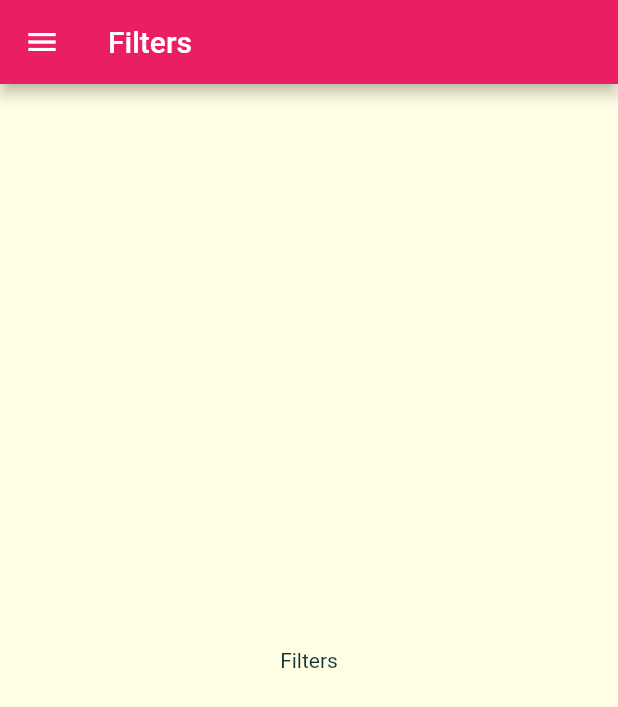
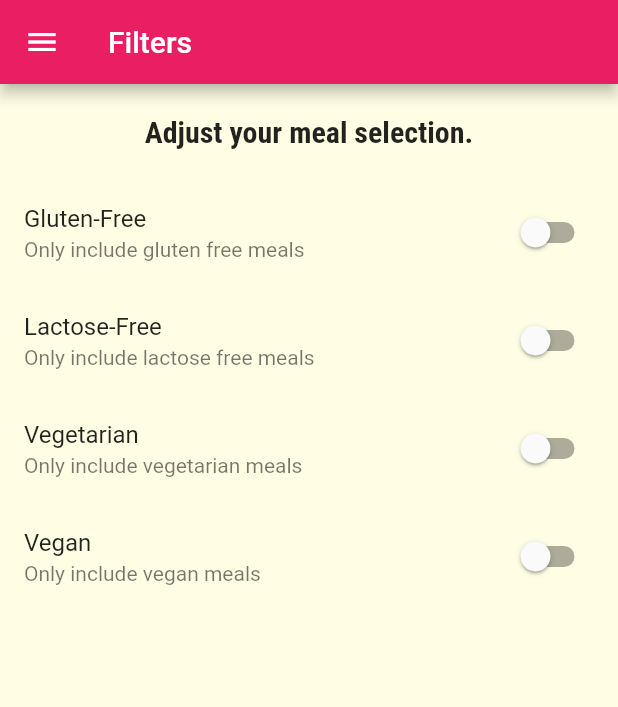
Before and after one commit to nmoragane/meals, a Flutter app: the FiltersScreen screen opened by its route, on a phone screen of 412 x 824 dp. Shown: the top 707 px of the screen. Run offline on Flutter 3.47's test engine with Material 2 defaults, Android fonts, the phone set to English and light mode, and no system bars.

Commit message:
set filters

```diff
--- a/lib/main.dart
+++ b/lib/main.dart
@@ -31,7 +31,7 @@ class MyApp extends StatelessWidget {
       // home: CategoriesScreen(),
       routes: {
         '/': (ctx) => TabScreen(),
-        CategoryMealsScreen.routename: (ctx) => CategoryMealsScreen(),
+        CategoryMealsScreen.routeName: (ctx) => CategoryMealsScreen(),
         MealDetailScreen.routeName: (ctx) => MealDetailScreen(),
         FiltersScreen.routeName: (ctx) => FiltersScreen(),
       },
--- a/lib/screens/filters_screen.dart
+++ b/lib/screens/filters_screen.dart
@@ -1,8 +1,29 @@
 import 'package:flutter/material.dart';
 import 'package:flutter_complete_guide/widgets/main_drawer.dart';
 
-class FiltersScreen extends StatelessWidget {
+class FiltersScreen extends StatefulWidget {
   static const routeName = '/filters';
+
+  @override
+  _FiltersScreenState createState() => _FiltersScreenState();
+}
+
+class _FiltersScreenState extends State<FiltersScreen> {
+  bool _glutenFree = false;
+  bool _vegetarian = false;
+  bool _vegan = false;
+  bool _lactoseFree = false;
+
+  Widget _buildSwitchListTile(String title, String description,
+      bool currentValue, Function updateValue) {
+    return SwitchListTile(
+      value: currentValue,
+      onChanged: updateValue,
+      title: Text(title),
+      subtitle: Text(description),
+    );
+  }
+
   @override
   Widget build(BuildContext context) {
     return Scaffold(
@@ -10,8 +31,62 @@ class FiltersScreen extends StatelessWidget {
         title: Text('Filters'),
       ),
       drawer: MainDrawer(),
-      body: Center(
-        child: Text('Filters'),
+      body: Column(
+        children: [
+          Container(
+            padding: EdgeInsets.all(20.0),
+            child: Text(
+              'Adjust your meal selection.',
+              style: Theme.of(context).textTheme.title,
+            ),
+          ),
+          Expanded(
+            child: ListView(
+              children: [
+                _buildSwitchListTile(
+                  'Gluten-Free',
+                  'Only include gluten free meals',
+                  _glutenFree,
+                  (newValue) {
+                    setState(() {
+                      _glutenFree = newValue;
+                    });
+                  },
+                ),
+                _buildSwitchListTile(
+                  'Lactose-Free',
+                  'Only include lactose free meals',
+                  _lactoseFree,
+                  (newValue) {
+                    setState(() {
+                      _lactoseFree = newValue;
+                    });
+                  },
+                ),
+                _buildSwitchListTile(
+                  'Vegetarian',
+                  'Only include vegetarian meals',
+                  _vegetarian,
+                  (newValue) {
+                    setState(() {
+                      _vegetarian = newValue;
+                    });
+                  },
+                ),
+                _buildSwitchListTile(
+                  'Vegan',
+                  'Only include vegan meals',
+                  _vegan,
+                  (newValue) {
+                    setState(() {
+                      _vegan = newValue;
+                    });
+                  },
+                ),
+              ],
+            ),
+          ),
+        ],
       ),
     );
   }
--- a/lib/screens/meal_detail_screen.dart
+++ b/lib/screens/meal_detail_screen.dart
@@ -82,6 +82,12 @@ class MealDetailScreen extends StatelessWidget {
           ],
         ),
       ),
+      floatingActionButton: FloatingActionButton(
+        child: Icon(Icons.delete),
+        onPressed: () {
+          Navigator.of(context).pop(mealId);
+        },
+      ),
     );
   }
 }
--- a/lib/widgets/category_item.dart
+++ b/lib/widgets/category_item.dart
@@ -10,7 +10,7 @@ class CategoryItem extends StatelessWidget {
 
   void selectCategory(BuildContext ctx) {
     Navigator.of(ctx).pushNamed(
-      CategoryMealsScreen.routename,
+      CategoryMealsScreen.routeName,
       arguments: {
         'id': id,
         'title': title,
```
Also changed, not shown: lib/screens/category_meals_screen.dart (+51 -25 lines), lib/widgets/meal_item.dart (+11 -3 lines).
